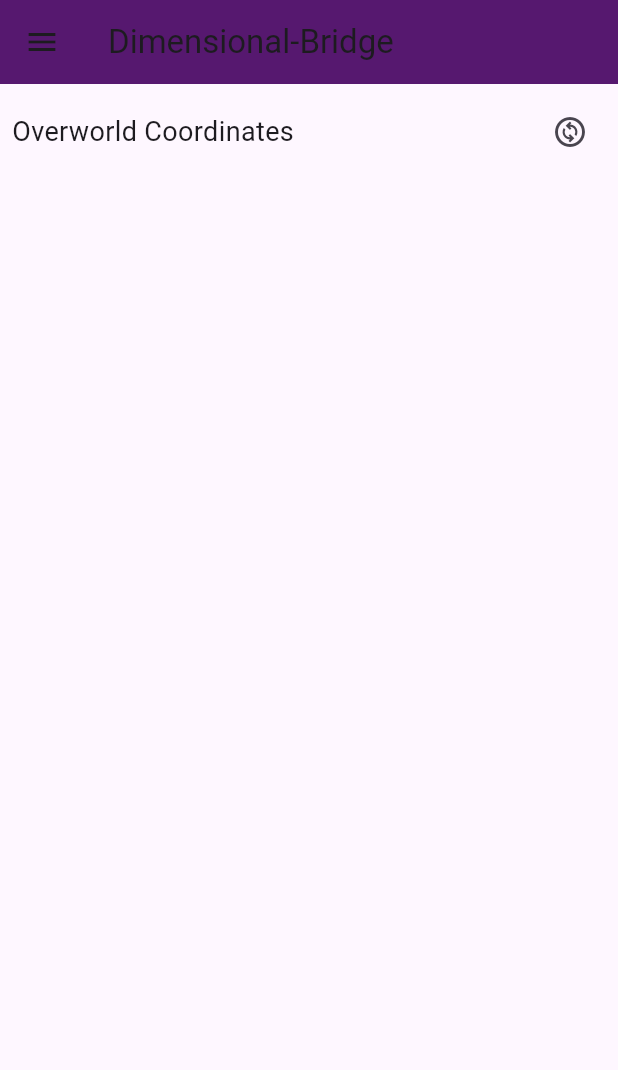
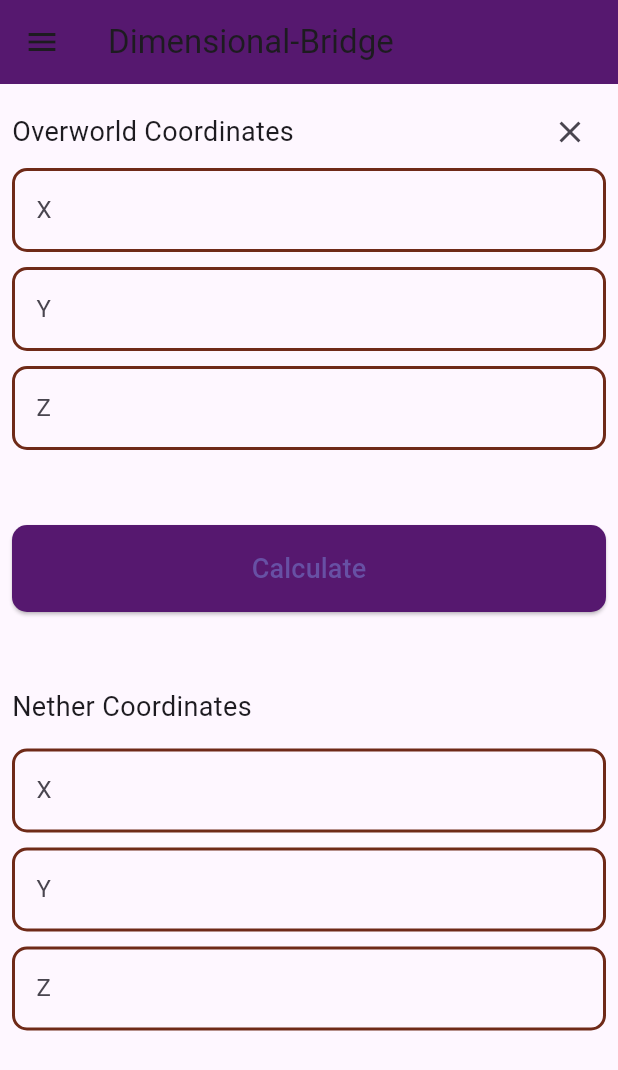
Before and after one commit to PZK3759/Dimensional-Bridge, a Flutter app: the screen it shows after launch, on a phone screen of 412 x 824 dp. Shown: the top 1070 px of the screen. Run offline on Flutter 3.47's test engine with Material 3 defaults, Android fonts, the phone set to English and light mode, and no system bars; our stand-ins replace flutter_spinkit, flutter_svg.

Commit message:
added more global variables in Global.dart, added textfields and buttons in OverToNether.dart, updated pubspec.yaml

```diff
--- a/lib/Global.dart
+++ b/lib/Global.dart
@@ -1,3 +1,7 @@
 import 'package:flutter/material.dart';
 
-Color primaryColor = Color(0xff56186F);
+Color primaryColor = Color(0xff56186F),
+    secondaryColor = Color(0xff6F2A18),
+    activeTFColor = Color(0xff56186F),
+    inactiveTFColor = Color(0xff6F2A18),
+    primaryButtonColor = Color(0xff56186F);
--- a/lib/Screens/OverToNether.dart
+++ b/lib/Screens/OverToNether.dart
@@ -1,7 +1,11 @@
+import 'package:dimensional_bridge/Global.dart';
 import 'package:dimensional_bridge/Widgets/AppbarWidget.dart';
+import 'package:dimensional_bridge/Widgets/CustomButton.dart';
+import 'package:dimensional_bridge/Widgets/CustomTextField.dart';
 import 'package:dimensional_bridge/Widgets/NavigationDrawerWidget.dart';
 import 'package:flutter/material.dart';
 import 'package:dimensional_bridge/Widgets/AppbarWidget.dart';
+import 'package:flutter_svg/flutter_svg.dart';
 
 class OverToNether extends StatefulWidget {
   const OverToNether({super.key});
@@ -11,6 +15,24 @@ class OverToNether extends StatefulWidget {
 }
 
 class _OverToNetherState extends State<OverToNether> {
+
+  TextEditingController overWorld_X_Controller = TextEditingController();
+  TextEditingController overWorld_Y_Controller = TextEditingController();
+  TextEditingController overWorld_Z_Controller = TextEditingController();
+
+  TextEditingController nether_X_Controller = TextEditingController();
+  TextEditingController nether_Y_Controller = TextEditingController();
+  TextEditingController nether_Z_Controller = TextEditingController();
+
+
+  String overWorld_X = "";
+  String overWorld_Y = "";
+  String overWorld_Z = "";
+
+  String nether_X = "";
+  String nether_Y = "";
+  String nether_Z = "";
+
   @override
   Widget build(BuildContext context) {
     return SafeArea(child: Scaffold(
@@ -23,13 +45,65 @@ class _OverToNetherState extends State<OverToNether> {
             Row(children: [
               Text("Overworld Coordinates", style: TextStyle(fontSize: 18),),
               Expanded(child: Container()),
-              IconButton(onPressed: (){
-                //todo: implement fucntion
-              }, icon: Icon(Icons.change_circle_outlined)),
+              IconButton(onPressed: clearTextFields,
+                  icon: Icon(Icons.clear_outlined)),
             ]),
+            CustomTextField(overWorld_X_Controller, Text("X"), false),
+            SizedBox(height: 10,),
+            CustomTextField(overWorld_Y_Controller, Text("Y"), false),
+            SizedBox(height: 10,),
+            CustomTextField(overWorld_Z_Controller, Text("Z"), false),
+            SizedBox(height: 50,),
+            SizedBox(
+              width: double.infinity,
+              child: CustomButton(getNetherCoordinates),
+            ),
+            SizedBox(height: 50,),
+            Row(children: [
+              Text("Nether Coordinates", style: TextStyle(fontSize: 18),),
+              Expanded(child: Container()),
+            ]),
+            SizedBox(height: 15,),
+            CustomTextField(nether_X_Controller, Text("X"), true),
+            SizedBox(height: 10,),
+            CustomTextField(nether_Y_Controller, Text("Y"), true),
+            SizedBox(height: 10,),
+            CustomTextField(nether_Z_Controller, Text("Z"), true),
           ],
         ),
       ),
     ));
   }
+
+
+  void clearTextFields(){
+    overWorld_X_Controller.text = "";
+    overWorld_Y_Controller.text = "";
+    overWorld_Z_Controller.text = "";
+
+    nether_X_Controller.text = "";
+    nether_Y_Controller.text = "";
+    nether_Z_Controller.text = "";
+  }
+
+  void getNetherCoordinates(){
+    overWorld_X = overWorld_X_Controller.text;
+    overWorld_Y = overWorld_Y_Controller.text;
+    overWorld_Z = overWorld_Z_Controller.text;
+
+    nether_X = (int.parse(overWorld_X)/8).truncate().toString();
+    nether_Y = overWorld_Y;
+    nether_Z = (int.parse(overWorld_Z)/8).truncate().toString();
+
+    nether_X_Controller.text = nether_X;
+    nether_Y_Controller.text = nether_Y;
+    nether_Z_Controller.text = nether_Z;
+
+    setState(() {
+
+    });
+
+  }
+
+
 }
--- a/pubspec.yaml
+++ b/pubspec.yaml
@@ -36,6 +36,7 @@ dependencies:
   # Use with the CupertinoIcons class for iOS style icons.
   cupertino_icons: ^1.0.2
   flutter_spinkit: ^5.2.0
+  flutter_svg: ^2.0.10+1
 
 dev_dependencies:
   flutter_test:
```
Also changed, not shown: pubspec.lock.
